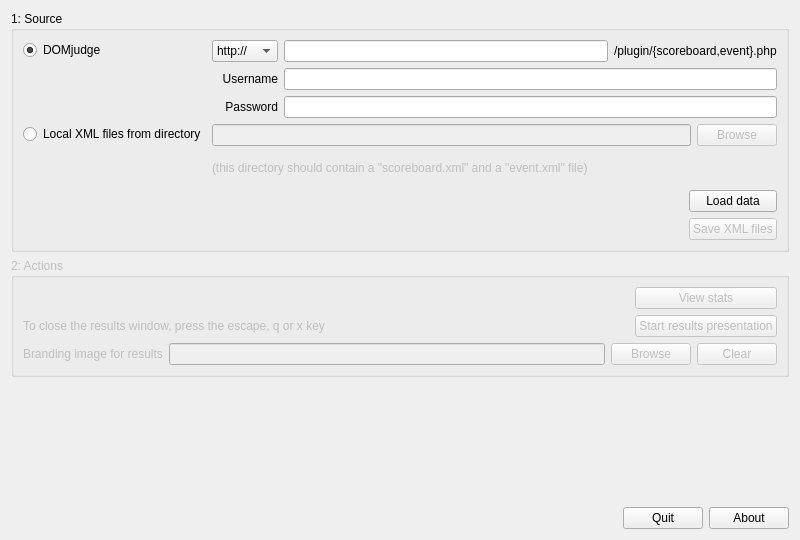
Above: maindialog.ui from DOMjudge/DOMjura before the change. Below: the same form after it.
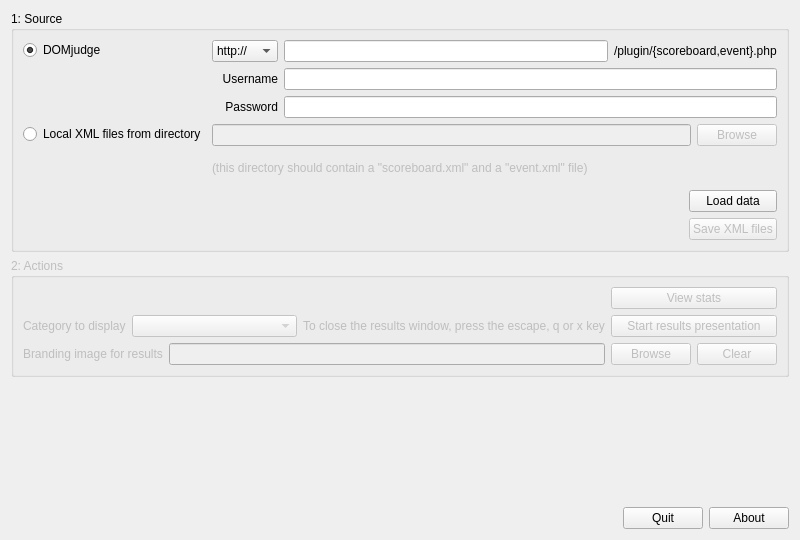
That is the form after the change.

Commit message: Now displays initial results

What changed in the file:
```diff
--- a/maindialog.ui
+++ b/maindialog.ui
@@ -28,8 +28,6 @@
      <property name="title">
       <string>2: Actions</string>
      </property>
-     <layout class="QGridLayout" name="gridLayout_6">
-      <item row="0" column="0">
        <layout class="QGridLayout" name="gridLayout_2">
         <item row="0" column="1">
          <widget class="QPushButton" name="buttonViewStats">
@@ -39,6 +37,25 @@
          </widget>
         </item>
         <item row="1" column="0">
+       <layout class="QHBoxLayout" name="horizontalLayout_6">
+        <item>
+         <widget class="QLabel" name="label_3">
+          <property name="text">
+           <string>Category to display</string>
+          </property>
+         </widget>
+        </item>
+        <item>
+         <widget class="QComboBox" name="comboBoxCategory">
+          <property name="sizePolicy">
+           <sizepolicy hsizetype="Expanding" vsizetype="Fixed">
+            <horstretch>0</horstretch>
+            <verstretch>0</verstretch>
+           </sizepolicy>
+          </property>
+         </widget>
+        </item>
+        <item>
          <widget class="QLabel" name="label">
           <property name="sizePolicy">
            <sizepolicy hsizetype="Expanding" vsizetype="Preferred">
@@ -51,6 +68,8 @@
           </property>
          </widget>
         </item>
+       </layout>
+      </item>
         <item row="1" column="1">
          <widget class="QPushButton" name="buttonStartResultsPresentation">
           <property name="text">
@@ -58,10 +77,8 @@
           </property>
          </widget>
         </item>
-       </layout>
-      </item>
-      <item row="1" column="0">
-       <layout class="QHBoxLayout" name="horizontalLayout_5">
+      <item row="2" column="0">
+       <layout class="QHBoxLayout" name="horizontalLayout_7">
         <item>
          <widget class="QLabel" name="label_2">
           <property name="text">
@@ -72,6 +89,10 @@
         <item>
          <widget class="QLineEdit" name="lineEditBrandingImage"/>
         </item>
+       </layout>
+      </item>
+      <item row="2" column="1">
+       <layout class="QHBoxLayout" name="horizontalLayout_5">
         <item>
          <widget class="QPushButton" name="buttonBrowseBrandingImage">
           <property name="text">
```
Lines whose indentation alone changed are shown as unchanged. The commit also changes 18 other files.
